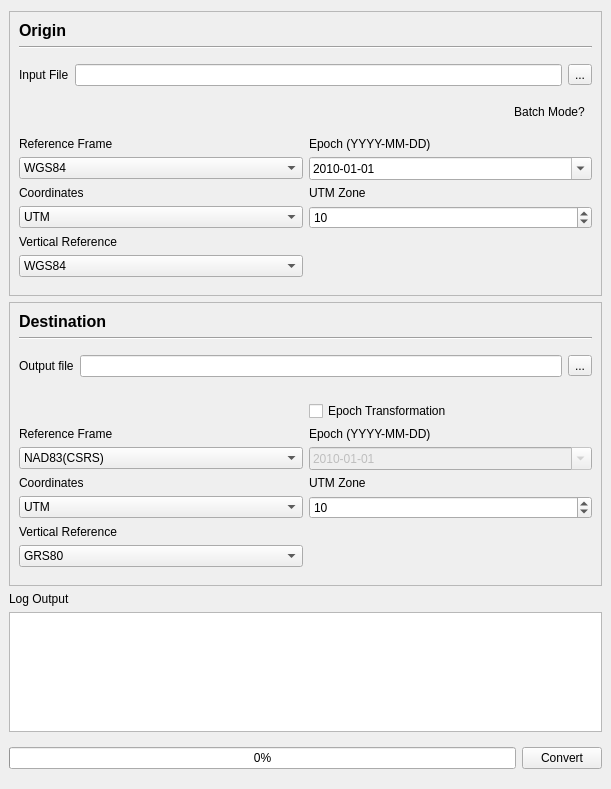
HakaiInstitute/LAS-TRX, file las_trx/resources/mainwindow.ui: the form before one commit.
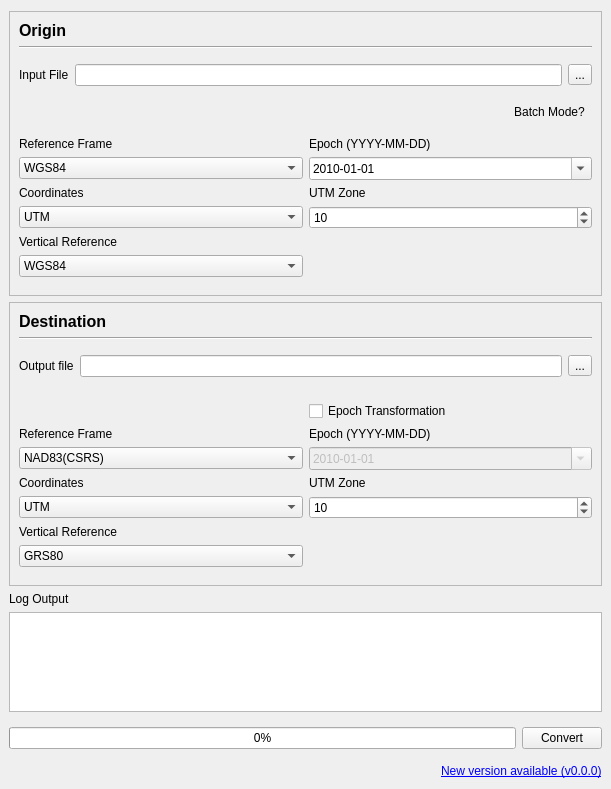
The form after the commit.

Commit message: Add rough version of new version prompt

What changed in the file:
```diff
--- a/las_trx/resources/mainwindow.ui
+++ b/las_trx/resources/mainwindow.ui
@@ -757,6 +757,22 @@
      </layout>
     </widget>
    </item>
+   <item alignment="Qt::AlignRight">
+    <widget class="QLabel" name="label_upgrade_link">
+     <property name="enabled">
+      <bool>true</bool>
+     </property>
+     <property name="layoutDirection">
+      <enum>Qt::LeftToRight</enum>
+     </property>
+     <property name="text">
+      <string>&lt;html&gt;&lt;head/&gt;&lt;body&gt;&lt;p&gt;&lt;a href=&quot;https://github.com/HakaiInstitute/LAS-TRX/releases/tag/0.0.0&quot;&gt;&lt;span style=&quot; text-decoration: underline; color:#0000ff;&quot;&gt;New version available (v0.0.0)&lt;/span&gt;&lt;/a&gt;&lt;/p&gt;&lt;/body&gt;&lt;/html&gt;</string>
+     </property>
+     <property name="openExternalLinks">
+      <bool>true</bool>
+     </property>
+    </widget>
+   </item>
   </layout>
  </widget>
  <tabstops>
```
The commit also changes 4 other files.
